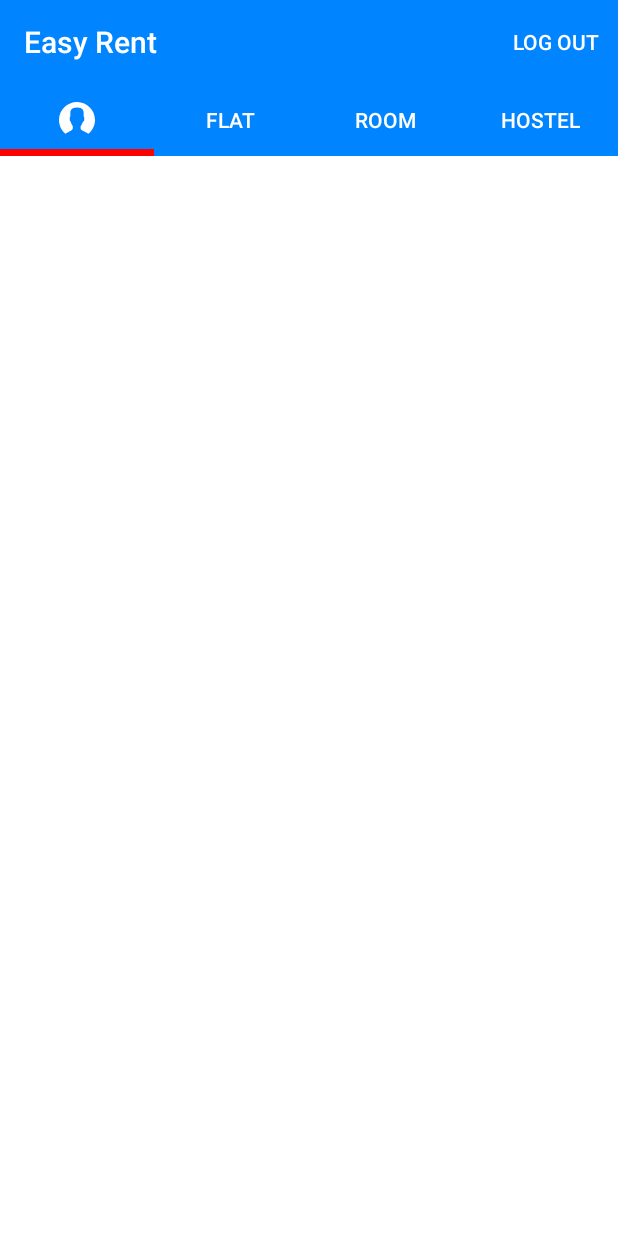
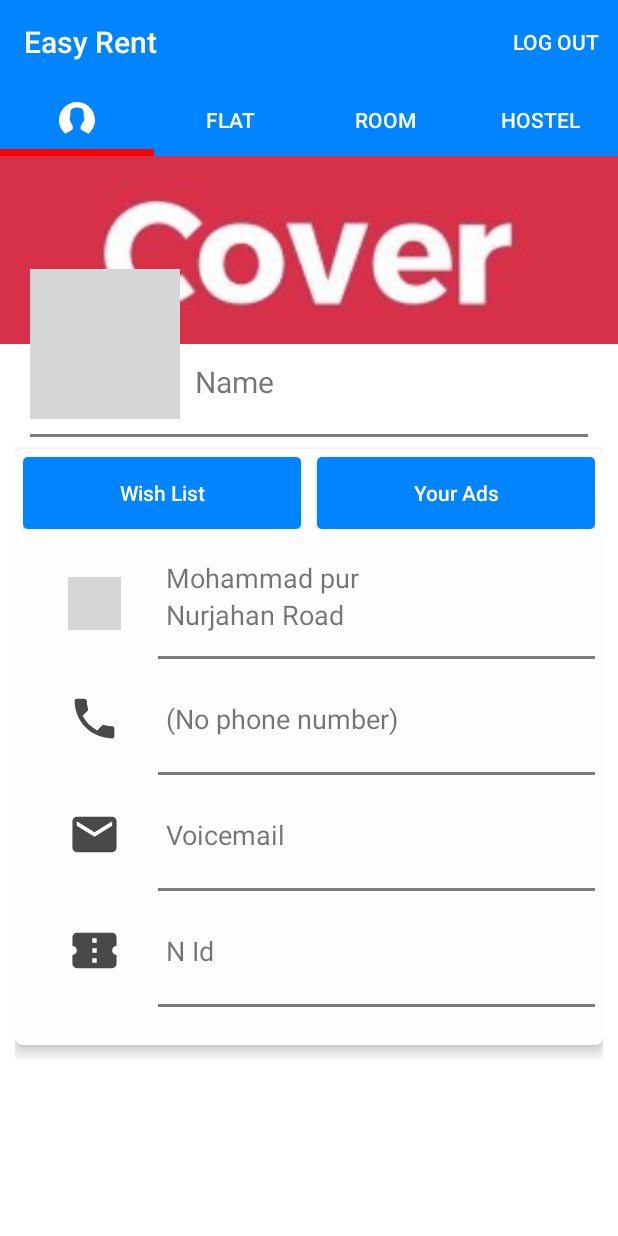
Before and after one commit to wahid8080/To-let, an Android app: the FragmentHome screen opened directly, with no data from a screen before it, on a phone screen of 412 x 824 dp. Run offline under Robolectric (Android 15) with nearby library versions, the phone set to English and light mode, and no system bars; our stand-ins replace CircleImageView, Firebase (no records; nobody signed in at launch, a user with empty details on screens opened directly); 3 statements that could not run were skipped; grey boxes are pictures that could not be loaded.

Commit message:
3rd commit

```diff
--- a/app/src/main/AndroidManifest.xml
+++ b/app/src/main/AndroidManifest.xml
@@ -16,7 +16,8 @@
         android:roundIcon="@drawable/easy_rent"
         android:supportsRtl="true"
         android:theme="@style/AppTheme">
-        <activity android:name=".YourRentOwner"></activity>
+        <activity android:name=".YourWishList"></activity>
+        <activity android:name=".YourRentOwner" />
         <activity android:name=".UploadData.UploadInfoForBooking" />
 
         <meta-data
--- a/app/src/main/java/com/example/goolemap/Fragment/FragmentHome.java
+++ b/app/src/main/java/com/example/goolemap/Fragment/FragmentHome.java
@@ -27,6 +27,7 @@ import com.example.goolemap.UploadData.UploadRenderInfo;
 import com.example.goolemap.UploadData.UploadRoomOrFlat;
 import com.example.goolemap.YourRent;
 import com.example.goolemap.YourRentOwner;
+import com.example.goolemap.YourWishList;
 import com.google.firebase.auth.FirebaseAuth;
 import com.google.firebase.auth.FirebaseUser;
 import com.google.firebase.database.DataSnapshot;
@@ -45,10 +46,11 @@ public class FragmentHome extends Fragment {
     private Bitmap bitmap;
     private ScrollView renterScrollView,ownerScrollView;
 
+
     private ImageView profilePicRenter;
     private TextView district, thana, phone, email, nid, userNameRenter;
     private Bitmap bitmapRenter;
-    private Button button,button4;
+    private Button button,button4,wishList;
 
 
     public FragmentHome() {
@@ -71,6 +73,7 @@ public class FragmentHome extends Fragment {
         userName = v.findViewById(R.id.nameForOwner);
         button = v.findViewById(R.id.button3);
         button4 = v.findViewById(R.id.button4);
+        wishList = v.findViewById(R.id.wishList);
 
         renterScrollView = v.findViewById(R.id.renter);
         ownerScrollView = v.findViewById(R.id.owner);
@@ -166,6 +169,14 @@ public class FragmentHome extends Fragment {
             }
         });
 
+        wishList.setOnClickListener(new View.OnClickListener() {
+            @Override
+            public void onClick(View v) {
+                Intent intent = new Intent(getActivity(), YourWishList.class);
+                getActivity().startActivity(intent);
+            }
+        });
+
         button.setOnClickListener(new View.OnClickListener() {
             @Override
             public void onClick(View v) {
--- a/app/src/main/res/layout/home_fragment.xml
+++ b/app/src/main/res/layout/home_fragment.xml
@@ -11,7 +11,7 @@
         android:id="@+id/renter"
         android:layout_width="match_parent"
         android:layout_height="match_parent"
-        android:visibility="gone">
+        android:visibility="visible">
 
         <RelativeLayout
             android:layout_width="match_parent"
@@ -74,6 +74,7 @@
 
 
                     <View
+                        android:id="@+id/viewId1"
                         android:layout_width="match_parent"
                         android:layout_height="2dp"
                         android:layout_margin="10dp"
@@ -98,6 +99,37 @@
                             android:layout_gravity="center"
                             android:layout_margin="5dp"
                             android:orientation="vertical">
+
+                            <LinearLayout
+                                android:layout_marginBottom="10dp"
+                                android:weightSum="2"
+                                android:layout_below="@id/viewId1"
+                                android:orientation="horizontal"
+                                android:layout_width="match_parent"
+                                android:layout_height="wrap_content">
+                                <Button
+                                    android:textColor="@color/colorWhite"
+                                    android:layout_marginRight="5dp"
+                                    android:textAllCaps="false"
+                                    android:layout_weight="1"
+                                    android:id="@+id/wishList"
+                                    android:layout_width="wrap_content"
+                                    android:layout_height="wrap_content"
+                                    android:background="@drawable/btn_background"
+                                    android:text="Wish List" />
+
+                                <Button
+                                    android:textColor="@color/colorWhite"
+                                    android:layout_marginLeft="5dp"
+                                    android:textAllCaps="false"
+                                    android:layout_weight="1"
+                                    android:id="@+id/yourRent"
+                                    android:layout_width="wrap_content"
+                                    android:layout_height="wrap_content"
+                                    android:background="@drawable/btn_background"
+                                    android:text="Your Ads" />
+                            </LinearLayout>
+
 
                             <LinearLayout
                                 android:layout_width="match_parent"
```
Also changed, not shown: app/src/main/java/com/example/goolemap/Adepter/WishListAdepter.java (added, +61 -0 lines), app/src/main/java/com/example/goolemap/YourWishList.java (added, +14 -0 lines), app/src/main/res/layout/activity_your_wish_list.xml (added, +16 -0 lines), app/src/main/res/layout/view_wish_list.xml (added, +123 -0 lines).
